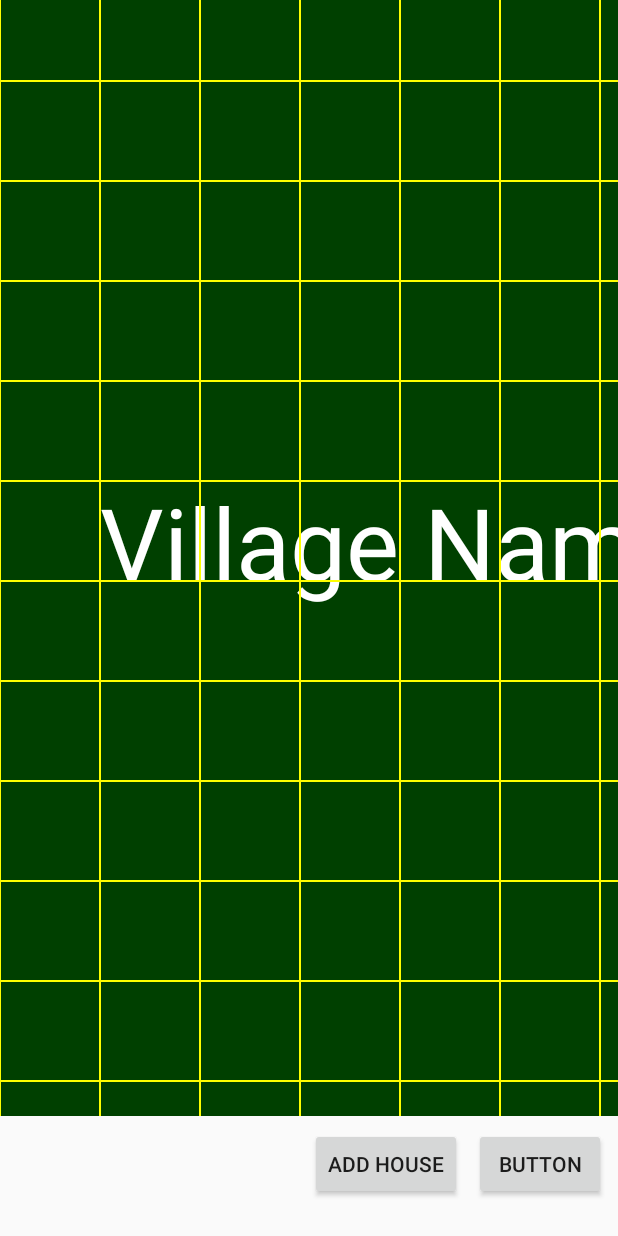
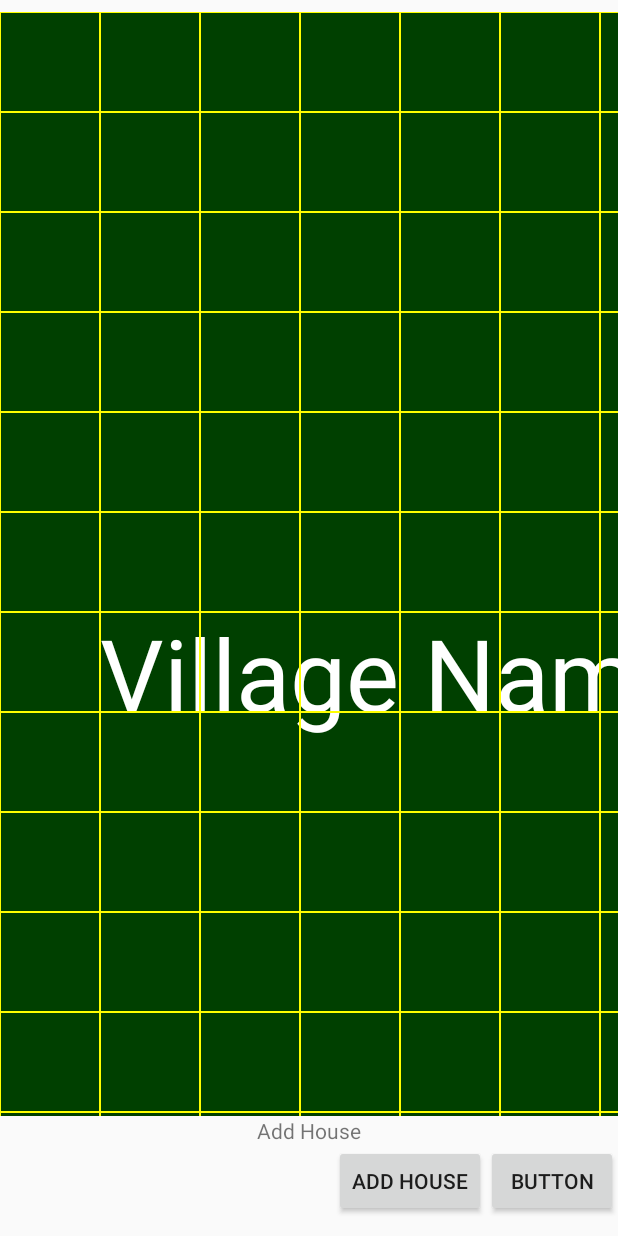
Before and after one commit to eighthjouster/androidvilleapp, an Android app: the screen it shows after launch (MainActivity), on a phone screen of 412 x 824 dp. Run offline under Robolectric (Android 15) with nearby library versions, the phone set to English and light mode, and no system bars.

Commit message:
Still trying to make scrolling work for us.

```diff
--- a/app/src/main/java/com/pachesoft/androidville/VScroll.java
+++ b/app/src/main/java/com/pachesoft/androidville/VScroll.java
@@ -21,6 +21,7 @@ public class VScroll extends ScrollView {
 
     @Override
     public boolean onTouchEvent(MotionEvent ev) {
+        System.out.println("VSCROLL TOUCH EVENT!");//__RP
         return false;
     }
 }
--- /dev/null
+++ b/app/src/main/java/com/pachesoft/androidville/VillageMapLinearLayout.java
@@ -0,0 +1,44 @@
+package com.pachesoft.androidville;
+
+import android.content.Context;
+import android.util.AttributeSet;
+import android.view.LayoutInflater;
+import android.view.MotionEvent;
+import android.widget.LinearLayout;
+
+public class VillageMapLinearLayout extends LinearLayout {
+    public VillageMapLinearLayout(Context context) {
+        super(context);
+        initializeViews(context);
+    }
+
+    public VillageMapLinearLayout(Context context, AttributeSet attrs) {
+        super(context, attrs);
+        initializeViews(context);
+    }
+
+    public VillageMapLinearLayout(Context context,
+                       AttributeSet attrs,
+                       int defStyle) {
+        super(context, attrs, defStyle);
+        initializeViews(context);
+    }
+
+    /**
+     * Inflates the views in the layout.
+     *
+     * @param context
+     *           the current context for the view.
+     */
+    private void initializeViews(Context context) {
+        LayoutInflater inflater = (LayoutInflater) context
+                .getSystemService(Context.LAYOUT_INFLATER_SERVICE);
+        inflater.inflate(R.layout.vm_linear_layout, this);
+    }
+    @Override
+    public boolean onInterceptTouchEvent(MotionEvent event) {
+        System.out.println("EVENT!!");//__RP
+        System.out.println(event);//__RP
+        return false;
+    }
+}
--- a/app/src/main/res/layout/activity_main.xml
+++ b/app/src/main/res/layout/activity_main.xml
@@ -7,11 +7,22 @@
     android:layout_height="match_parent"
     android:orientation="vertical">
 
+    <com.pachesoft.androidville.VillageMapLinearLayout
+        android:id="@+id/villageMapLayout"
+        android:layout_width="match_parent"
+        android:layout_height="0dp"
+        android:layout_marginBottom="80dp"
+        android:layout_marginTop="8dp"
+        android:orientation="vertical"
+        app:layout_constraintBottom_toBottomOf="parent"
+        app:layout_constraintEnd_toEndOf="parent"
+        app:layout_constraintStart_toStartOf="parent"
+        app:layout_constraintTop_toTopOf="parent">
+
         <com.pachesoft.androidville.VScroll
             android:id="@+id/vScroll"
-        android:layout_width="wrap_content"
-        android:layout_height="wrap_content"
-        android:layout_marginBottom="80dp"
+            android:layout_width="match_parent"
+            android:layout_height="match_parent"
             app:layout_constraintBottom_toBottomOf="parent">
 
             <com.pachesoft.androidville.HScroll
@@ -27,33 +38,32 @@
             </com.pachesoft.androidville.HScroll>
         </com.pachesoft.androidville.VScroll>
 
-    <Button
-        android:id="@+id/button"
+    </com.pachesoft.androidville.VillageMapLinearLayout>
+
+    <TextView
+        android:id="@+id/txt_house_name"
         android:layout_width="wrap_content"
         android:layout_height="wrap_content"
-        android:layout_marginEnd="8dp"
-        android:layout_marginTop="8dp"
-        android:text="Button"
-        app:layout_constraintEnd_toEndOf="parent"
-        app:layout_constraintTop_toBottomOf="@+id/vScroll" />
+        android:text="@string/av_btn_house_add"
+        app:layout_constraintEnd_toEndOf="@+id/mainLayout"
+        app:layout_constraintStart_toStartOf="@+id/mainLayout"
+        app:layout_constraintTop_toBottomOf="@+id/villageMapLayout" />
 
     <Button
         android:id="@+id/btn_add_house"
         android:layout_width="wrap_content"
         android:layout_height="wrap_content"
-        android:layout_marginEnd="8dp"
-        android:layout_marginTop="8dp"
         android:text="@string/av_btn_house_add"
         app:layout_constraintEnd_toStartOf="@+id/button"
-        app:layout_constraintTop_toBottomOf="@+id/vScroll" />
+        app:layout_constraintTop_toBottomOf="@+id/txt_house_name" />
 
-    <TextView
-        android:id="@+id/txt_house_name"
+    <Button
+        android:id="@+id/button"
         android:layout_width="wrap_content"
         android:layout_height="wrap_content"
-        android:layout_marginEnd="8dp"
-        app:layout_constraintEnd_toStartOf="@+id/btn_add_house"
-        app:layout_constraintTop_toBottomOf="@+id/vScroll" />
+        android:text="Button"
+        app:layout_constraintEnd_toEndOf="parent"
+        app:layout_constraintTop_toBottomOf="@+id/txt_house_name" />
 
 
 </android.support.constraint.ConstraintLayout>
--- /dev/null
+++ b/app/src/main/res/layout/vm_linear_layout.xml
@@ -0,0 +1,3 @@
+<?xml version="1.0" encoding="utf-8"?>
+<merge xmlns:android="http://schemas.android.com/apk/res/android">
+</merge>
```
Also changed, not shown: app/src/main/java/com/pachesoft/androidville/VilleMap.java (+23 -4 lines), 1 other file. Lines whose indentation alone changed are shown as unchanged.
